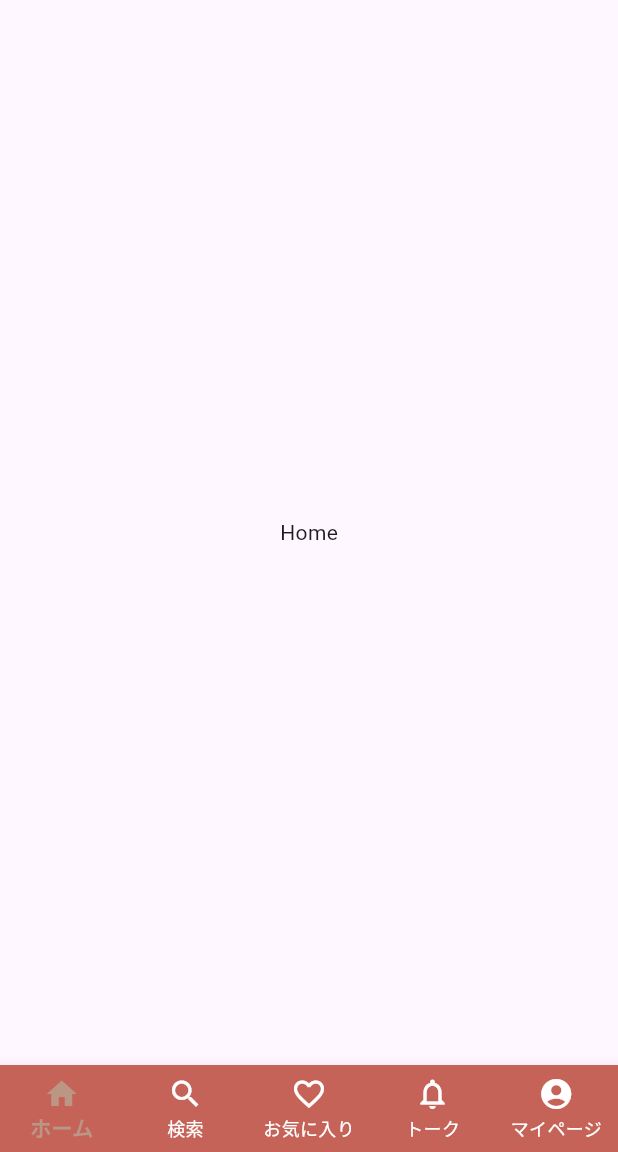
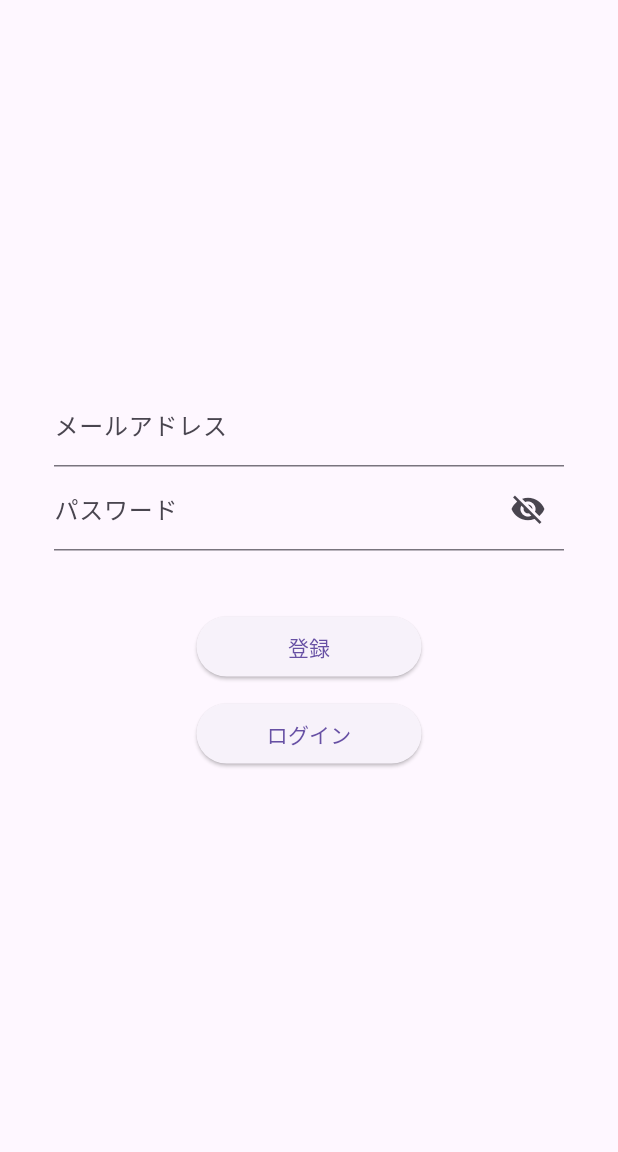
Before and after one commit to katzeallergie/flutter-benkyo, a Flutter app: the screen it shows after launch, on a phone screen of 412 x 824 dp, the part 84-1236 px from its top. Run offline on Flutter 3.47's test engine with Material 3 defaults, Android fonts, the phone set to English and light mode, and no system bars; our stand-ins replace cloud_firestore, firebase_auth, firebase_core; accounts and stored records are empty; generated files the repository leaves out were written again.

```diff
--- /dev/null
+++ b/lib/pages/loginPage.dart
@@ -0,0 +1,104 @@
+import 'package:firebase_auth/firebase_auth.dart';
+import 'package:flutter/material.dart';
+
+import '../main.dart';
+
+class LoginPage extends StatefulWidget {
+  const LoginPage({super.key});
+
+  @override
+  State<LoginPage> createState() => _LoginPageState();
+}
+
+class _LoginPageState extends State<LoginPage> {
+  TextEditingController emailController = TextEditingController();
+  TextEditingController passwordController = TextEditingController();
+  final String email = '';
+  final String password = '';
+  final FirebaseAuth auth = FirebaseAuth.instance;
+  bool isObscure = true;
+
+  Future<void> register() async {
+    try {
+      var result = await auth.createUserWithEmailAndPassword(
+          email: emailController.text, password: passwordController.text);
+      await Navigator.of(context)
+          .pushReplacement(MaterialPageRoute(builder: (context) {
+        return MyHomePage(title: 'MODELY', user: result.user!);
+      }));
+    } catch (e) {
+      // 登録失敗
+    }
+  }
+
+  Future<void> login() async {
+    try {
+      var result = await auth.signInWithEmailAndPassword(
+          email: emailController.text, password: passwordController.text);
+      await Navigator.of(context)
+          .pushReplacement(MaterialPageRoute(builder: (context) {
+        return MyHomePage(title: 'MODELY', user: result.user!);
+      }));
+    } catch (e) {
+      // ログイン失敗
+    }
+  }
+
+  @override
+  Widget build(BuildContext context) {
+    return Scaffold(
+      appBar: AppBar(
+        title: const Text(
+          "MODELY",
+          style: TextStyle(color: Colors.white),
+        ),
+      ),
+      body: Center(
+        child: Padding(
+          padding: const EdgeInsets.all(36.0),
+          child: Column(
+            mainAxisAlignment: MainAxisAlignment.center,
+            children: [
+              TextField(
+                controller: emailController,
+                decoration: const InputDecoration(labelText: 'メールアドレス'),
+              ),
+              TextField(
+                controller: passwordController,
+                decoration: InputDecoration(
+                    labelText: 'パスワード',
+                    suffixIcon: IconButton(
+                      icon: Icon(
+                          isObscure ? Icons.visibility_off : Icons.visibility),
+                      onPressed: () {
+                        setState(() {
+                          isObscure = !isObscure;
+                        });
+                      },
+                    )),
+                obscureText: isObscure,
+              ),
+              const SizedBox(
+                height: 40,
+              ),
+              ElevatedButton(
+                onPressed: register,
+                style: ElevatedButton.styleFrom(
+                    fixedSize: const Size(150, double.infinity)),
+                child: const Text("登録"),
+              ),
+              const SizedBox(
+                height: 10,
+              ),
+              ElevatedButton(
+                  onPressed: login,
+                  style: ElevatedButton.styleFrom(
+                      fixedSize: const Size(150, double.infinity)),
+                  child: const Text("ログイン")),
+            ],
+          ),
+        ),
+      ),
+    );
+  }
+}
--- a/pubspec.yaml
+++ b/pubspec.yaml
@@ -37,6 +37,7 @@ dependencies:
   cupertino_icons: ^1.0.8
   firebase_core: ^3.4.0
   cloud_firestore: ^5.4.0
+  firebase_auth: ^5.2.0
 
 dev_dependencies:
   flutter_test:
```
Also changed, not shown: lib/main.dart (+36 -4 lines), pubspec.lock, 2 other files.
